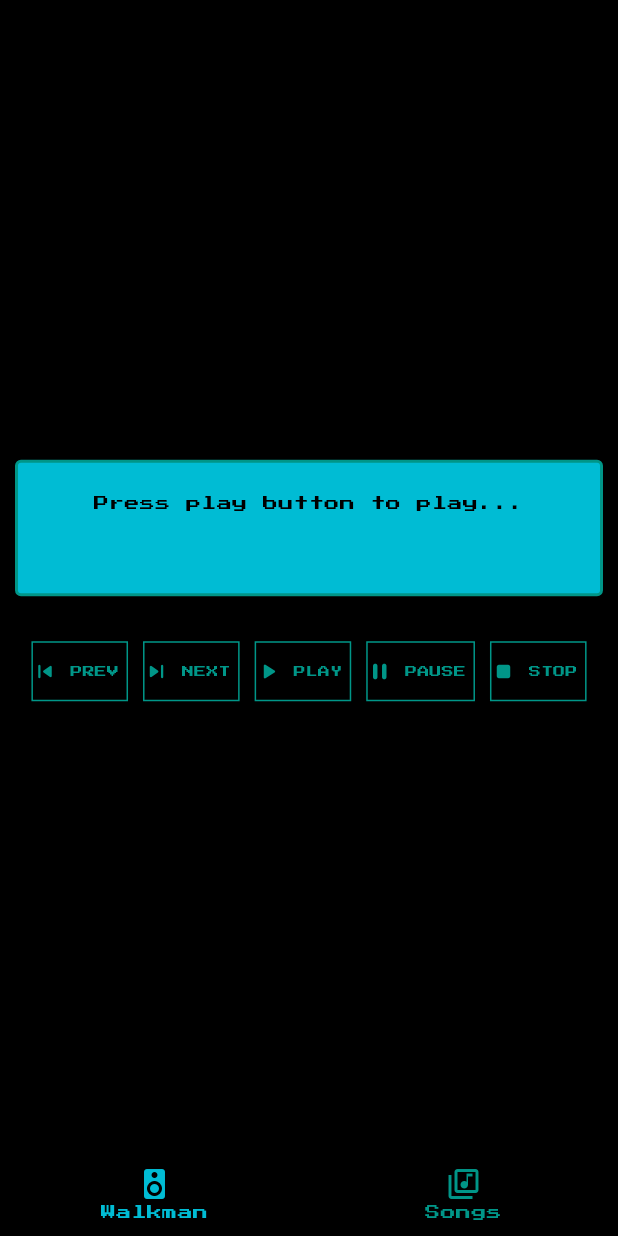
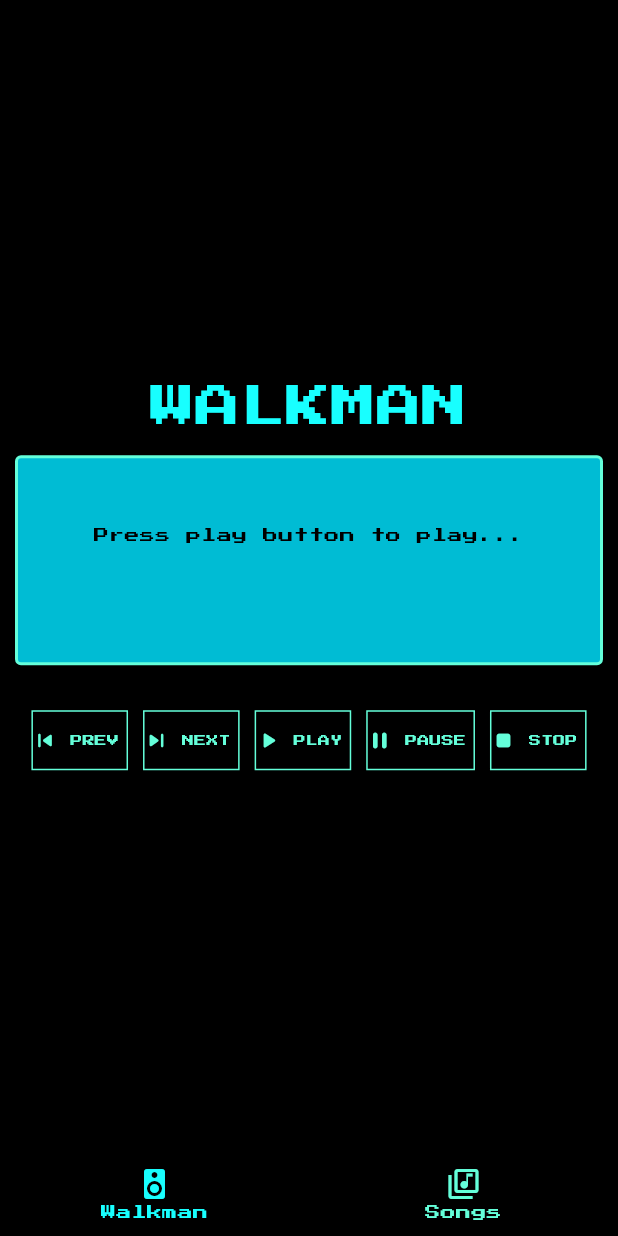
Before and after one commit to MK629/walkman, a Flutter app: the screen it shows after launch, after a tap on "PLAY", on a phone screen of 412 x 824 dp. Run offline on Flutter 3.47's test engine with Material 3 defaults, Android fonts, the phone set to English and light mode, and no system bars; our stand-ins replace just_audio; missing offline and left inert: file_selector.

Commit message:
Added the button to add more additonal songs. Made a few adjustments.

```diff
--- a/lib/approot/app_root.dart
+++ b/lib/approot/app_root.dart
@@ -19,9 +19,9 @@ ThemeData getGlobalThemeData(){
     brightness: Brightness.dark,
     fontFamily: "Pixel",
     textTheme: const TextTheme(
-      bodySmall: TextStyle(fontSize: 8),
-      bodyMedium: TextStyle(fontSize: 9),
-      bodyLarge: TextStyle(fontSize: 10),
+      bodySmall: TextStyle(fontSize: 7),
+      bodyMedium: TextStyle(fontSize: 8),
+      bodyLarge: TextStyle(fontSize: 9),
       displayLarge: TextStyle(fontSize: 8),
       displayMedium: TextStyle(fontSize: 7),
       displaySmall: TextStyle(fontSize: 6),
@@ -37,34 +37,40 @@ ThemeData getGlobalThemeData(){
     ),
     colorScheme: const ColorScheme(
       brightness: Brightness.dark,
-      primary: Colors.cyan,
+      primary: Colors.teal,
       onPrimary: Colors.black,
-      secondary: Colors.cyan,
+      secondary: Colors.cyanAccent,
       onSecondary: Colors.black,
       error: Colors.red,
       onError: Colors.white,
-      surface: Colors.black, // light grey plastic
-      onSurface: Colors.teal,
+      surface: Colors.black,
+      onSurface: Colors.tealAccent,
     ),
     elevatedButtonTheme: ElevatedButtonThemeData(
       style: ButtonStyle(
-        elevation: WidgetStateProperty.resolveWith((buttonState){
-          if (buttonState.contains(WidgetState.pressed)){
-            return 1;
-          }
-          else{
-            return 4;
-          }
-        }),
         shape: WidgetStateProperty.all(
           const RoundedRectangleBorder(
             borderRadius: BorderRadius.zero
           )
         ),
         padding: WidgetStateProperty.all(EdgeInsets.only(right: 6)),
-        foregroundColor: WidgetStateProperty.all(Colors.teal),
-        backgroundColor: WidgetStateProperty.all(Colors.black),
-        side: WidgetStateProperty.all(BorderSide(color: Colors.teal)),
+        foregroundColor: WidgetStateProperty.resolveWith((buttonState){
+          if (buttonState.contains(WidgetState.pressed)){
+            return Colors.black;
+          }
+          else{
+            return Colors.tealAccent;
+          }
+        }),
+        backgroundColor: WidgetStateProperty.resolveWith((buttonState){
+          if (buttonState.contains(WidgetState.pressed)){
+            return Colors.tealAccent;
+          }
+          else{
+            return Colors.black;
+          }
+        }),
+        side: WidgetStateProperty.all(BorderSide(color: Colors.tealAccent)),
       )
     ),
   );
--- a/lib/components/nav/navbar.dart
+++ b/lib/components/nav/navbar.dart
@@ -15,8 +15,8 @@ class Navbar extends StatelessWidget {
         BottomNavigationBarItem(icon: Icon(Icons.speaker), label: "Walkman"),
         BottomNavigationBarItem(icon: Icon(Icons.library_music_outlined), label: "Songs")
       ],
-      selectedItemColor: Colors.cyan,
-      unselectedItemColor: Colors.teal,
+      selectedItemColor: Colors.cyanAccent,
+      unselectedItemColor: Colors.tealAccent,
       selectedLabelStyle: TextStyle(fontSize: 10),
       unselectedLabelStyle: TextStyle(fontSize: 10),
       currentIndex: currentPage,
--- a/lib/components/walkman/walkman_buttons.dart
+++ b/lib/components/walkman/walkman_buttons.dart
@@ -34,7 +34,7 @@ class WalkmanButtons extends StatelessWidget{
 
         ElevatedButton.icon(
           onPressed: () {
-            state.resumeMusic();
+            state.resumeOrPlayBlind();
           },
           label: Text("PLAY"),
           icon: Icon(Icons.play_arrow_rounded),
--- a/lib/components/walkman/walkman_display.dart
+++ b/lib/components/walkman/walkman_display.dart
@@ -16,17 +16,19 @@ class WalkmanDisplay extends StatelessWidget {
       padding: const EdgeInsets.all(10.0),
       child: Container(
         width: double.infinity,
+        height: 140,
         padding: const EdgeInsets.only(left: 12, right: 12, top: 20, bottom: 20),
         margin: const EdgeInsets.only(bottom: 16),
         decoration: BoxDecoration(
           border: Border.all(
-            color: Colors.teal,
+            color: Colors.tealAccent,
             width: 2,
           ),
           borderRadius: BorderRadius.circular(4),
           color: Colors.cyan,
         ),
         child: Column(
+        mainAxisAlignment: MainAxisAlignment.center,
         children: [
             Text(style: TextStyle(color: Colors.black, fontSize: 10), !state.player.playing ? "Press play button to play..." : "Now playing:"),
             SizedBox(height: 20,),
--- a/lib/pages/walkman.dart
+++ b/lib/pages/walkman.dart
@@ -16,6 +16,7 @@ class Walkman extends StatelessWidget {
     return Column(
       mainAxisAlignment: MainAxisAlignment.center,
       children: [
+        Text("WALKMAN", style: TextStyle(fontSize: 30, color: Colors.cyanAccent),),
         WalkmanDisplay(state: walkmanState, currentSong: currentSong),
         WalkmanButtons(state: walkmanState)
       ],
--- a/lib/states/song_library_state.dart
+++ b/lib/states/song_library_state.dart
@@ -8,7 +8,7 @@ class SongLibraryState extends ChangeNotifier{
 
   void addSongs(List<XFile> selectedSongs){
     for (var file in selectedSongs) {
-      Song newSong = Song(file.name, file.path);
+      Song newSong = Song(file.name.split('.mp3').first, file.path);
 
       if(!songList.contains(newSong)){
         songList.add(newSong);
--- a/lib/states/walkman_state.dart
+++ b/lib/states/walkman_state.dart
@@ -55,7 +55,7 @@ class WalkmanState extends ChangeNotifier{
   }
 
   void playNext(){
-    if(currentSong.path.isNotEmpty && currentSong.title.isNotEmpty && loadedSongs.isNotEmpty){
+    if(!currentSong.isNothingBurger() && loadedSongs.isNotEmpty){
 
       Song nextSong;
 
@@ -71,7 +71,7 @@ class WalkmanState extends ChangeNotifier{
   }
 
   void playPrev(){
-    if(currentSong.path.isNotEmpty && currentSong.title.isNotEmpty && loadedSongs.isNotEmpty){
+    if(!currentSong.isNothingBurger() && loadedSongs.isNotEmpty){
 
       Song prevSong;
 
@@ -87,16 +87,16 @@ class WalkmanState extends ChangeNotifier{
   }
 
   void pauseMusic() async {
-    if(currentSong.title.isNotEmpty && currentSong.path.isNotEmpty && player.playing){
+    if(!currentSong.isNothingBurger() && player.playing){
       await player.pause();
     }
   }
 
-  void resumeMusic() async {
-    if(currentSong.title.isEmpty && currentSong.path.isEmpty && loadedSongs.isNotEmpty){
+  void resumeOrPlayBlind() async {
+    if(currentSong.isNothingBurger() && loadedSongs.isNotEmpty){
       playMusic(loadedSongs.first);
     }
-    else if(currentSong.title.isNotEmpty && currentSong.path.isNotEmpty && !player.playing){
+    else if(!currentSong.isNothingBurger() && !player.playing){
       await player.play();
     }
   }
--- a/lib/types/song.dart
+++ b/lib/types/song.dart
@@ -13,4 +13,12 @@ class Song{
   // ignore: unnecessary_overrides
   int get hashCode => super.hashCode;
 
+  bool isNothingBurger(){
+    if(title.isEmpty && path.isEmpty){
+      return true;
+    }
+    else{
+      return false;
+    }
+  }
 }
```
Also changed, not shown: lib/components/song_library/empty_songlist.dart (+6 -2 lines), lib/components/song_library/songlist.dart (+28 -3 lines).
